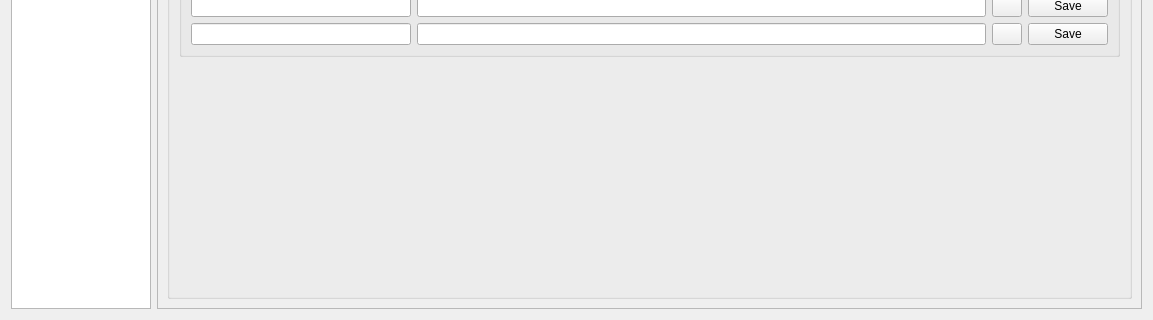
The window that linz-data-importer/gui/Service_dialog_base.ui (linz/linz-data-importer) describes before a commit, drawn with Qt 5; both pictures show x 0 to 1153 and y 362 to 682 of the 1153 by 682 pixel window.
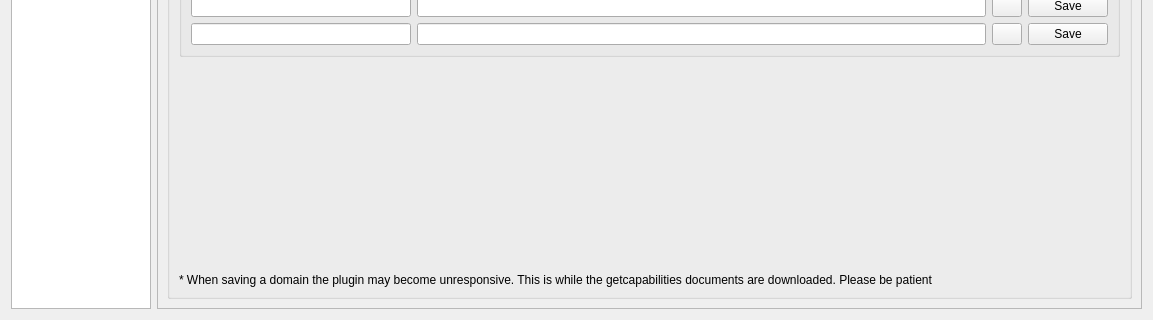
The same window after the commit. The open tabs and pages were chosen to show the change. Icons and pictures are not drawn.

```diff
--- a/linz-data-importer/gui/Service_dialog_base.ui
+++ b/linz-data-importer/gui/Service_dialog_base.ui
@@ -750,6 +750,16 @@
                  </property>
                 </spacer>
                </item>
+               <item>
+                <widget class="QLabel" name="label_3">
+                 <property name="text">
+                  <string>* When saving a domain the plugin may become unresponsive. This is while the getcapabilities documents are downloaded. Please be patient</string>
+                 </property>
+                 <property name="wordWrap">
+                  <bool>true</bool>
+                 </property>
+                </widget>
+               </item>
               </layout>
              </widget>
             </item>
```
